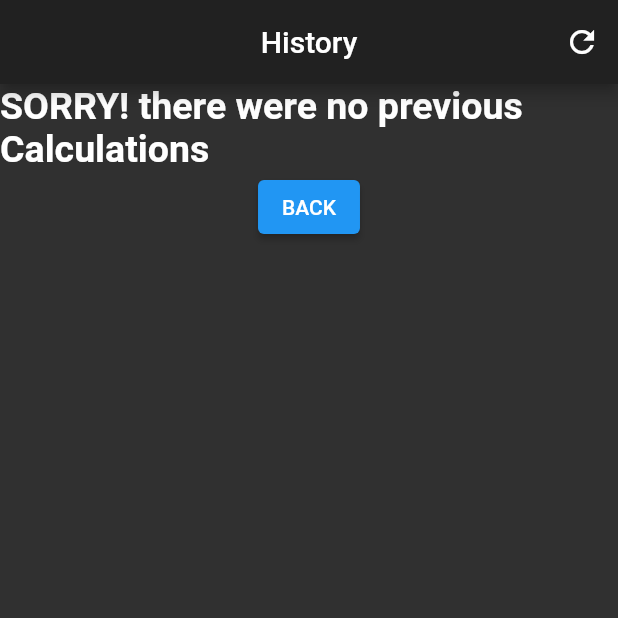
After one commit to Sreenivas177s/Calc-Providers, a Flutter app: the History screen opened by its route, on a phone screen of 412 x 824 dp, the top half of it. The commit adds this screen. Run offline on Flutter 3.47's test engine with Material 2 defaults, Android fonts, the phone set to English and light mode, and no system bars; our stand-ins replace math_expressions, shared_preferences, sqflite; accounts and stored records are empty.

Commit message:
added db support

```diff
--- /dev/null
+++ b/lib/history.dart
@@ -0,0 +1,78 @@
+import 'package:calculatorbutcomplex/calculator.dart';
+import 'package:flutter/material.dart';
+import 'package:shared_preferences/shared_preferences.dart';
+
+List<Map> a = [];
+List<String> opvalues = [];
+
+class History extends StatefulWidget {
+  String op1 = "";
+  String op2 = "";
+  History(this.op1, this.op2);
+  @override
+  _HistoryState createState() => _HistoryState();
+}
+
+class _HistoryState extends State<History> {
+  void _getData() {
+    opvalues = [];
+    for (int i = 0; i < keys.length; i++)
+      if ((keys[i].split(widget.op1)).length > 1 ||
+          (keys[i].split(widget.op2)).length > 1) {
+        opvalues.add(keys[i]);
+      }
+  }
+
+  @override
+  void initState() {
+    super.initState();
+    _getData();
+    print(keys);
+  }
+
+  @override
+  Widget build(BuildContext context) {
+    return Scaffold(
+      appBar: AppBar(
+        centerTitle: true,
+        automaticallyImplyLeading: false,
+        actions: [
+          IconButton(
+              onPressed: () {
+                setState(() {});
+              },
+              icon: Icon(
+                Icons.refresh,
+                color: Colors.white,
+              ))
+        ],
+        title: Text("History"),
+      ),
+      body: Column(children: [
+        (a.length != 0)
+            ? ListView.builder(
+                scrollDirection: Axis.vertical,
+                shrinkWrap: true,
+                itemCount: opvalues.length,
+                itemBuilder: (BuildContext context, int index) {
+                  return ListTile(
+                    title: Text(
+                      "${index + 1}. ${opvalues[index]}",
+                      style:
+                          TextStyle(fontWeight: FontWeight.bold, fontSize: 25),
+                    ),
+                    subtitle: Text("      ${prefs.getString(opvalues[index])}",
+                        style: TextStyle(
+                            fontWeight: FontWeight.bold, fontSize: 20)),
+                  );
+                })
+            : Center(
+                child: Text("SORRY! there were no previous Calculations",
+                    style:
+                        TextStyle(fontWeight: FontWeight.bold, fontSize: 25))),
+        ElevatedButton(
+            onPressed: () => Navigator.pop(context), child: Text("BACK"))
+      ]),
+    );
+  }
+}
--- a/lib/main.dart
+++ b/lib/main.dart
@@ -1,4 +1,5 @@
 import 'package:calculatorbutcomplex/calculation.dart';
+import 'package:calculatorbutcomplex/history.dart';
 import 'package:flutter/material.dart';
 import 'package:provider/provider.dart';
 import 'calculator.dart';
@@ -9,6 +10,8 @@ import 'menu.dart';
 const String MenuViewRoute = '/';
 const String Calc1ViewRoute = 'calculator1';
 const String Calc2ViewRoute = 'calculator2';
+const String His1tViewRoute = 'history1';
+const String His2tViewRoute = 'history2';
 
 
 
@@ -16,6 +19,7 @@ void main() {
   runApp(ChangeNotifierProvider(
     create: (context) => Calculation(),
     child: MyApp(),
+
   ));
 }
 class MyApp extends StatelessWidget {
@@ -32,6 +36,10 @@ class MyApp extends StatelessWidget {
       return MaterialPageRoute(builder: (context) => Calculator("+","-"));
     case Calc2ViewRoute:
       return MaterialPageRoute(builder: (context) => Calculator('*', '/'));
+      case His1tViewRoute:
+      return MaterialPageRoute(builder: (context) => History('+', '-'));
+      case His2tViewRoute:
+      return MaterialPageRoute(builder: (context) => History('*', '/'));
     default:
       return MaterialPageRoute(builder: (context) => Menu());
   }
--- a/pubspec.yaml
+++ b/pubspec.yaml
@@ -30,9 +30,9 @@ dependencies:
   cupertino_icons: ^1.0.2
   math_expressions: ^2.1.1
   provider: ^5.0.0
+  path_provider: ^2.0.2
   sqflite: ^2.0.0+3
-  path_provider: ^2.0.2
-
+  shared_preferences: ^2.0.6
 dev_dependencies:
   flutter_test:
     sdk: flutter
```
Also changed, not shown: lib/calculation.dart (+14 -11 lines), lib/calculator.dart (+63 -14 lines), lib/menu.dart (+25 -26 lines), pubspec.lock.
